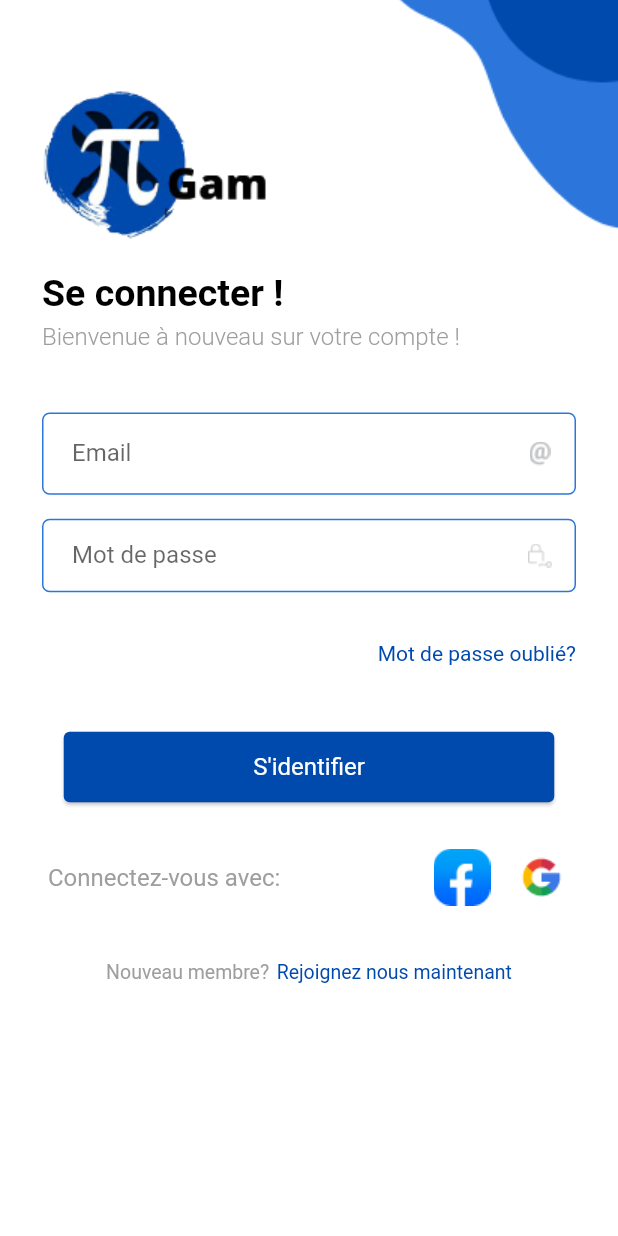
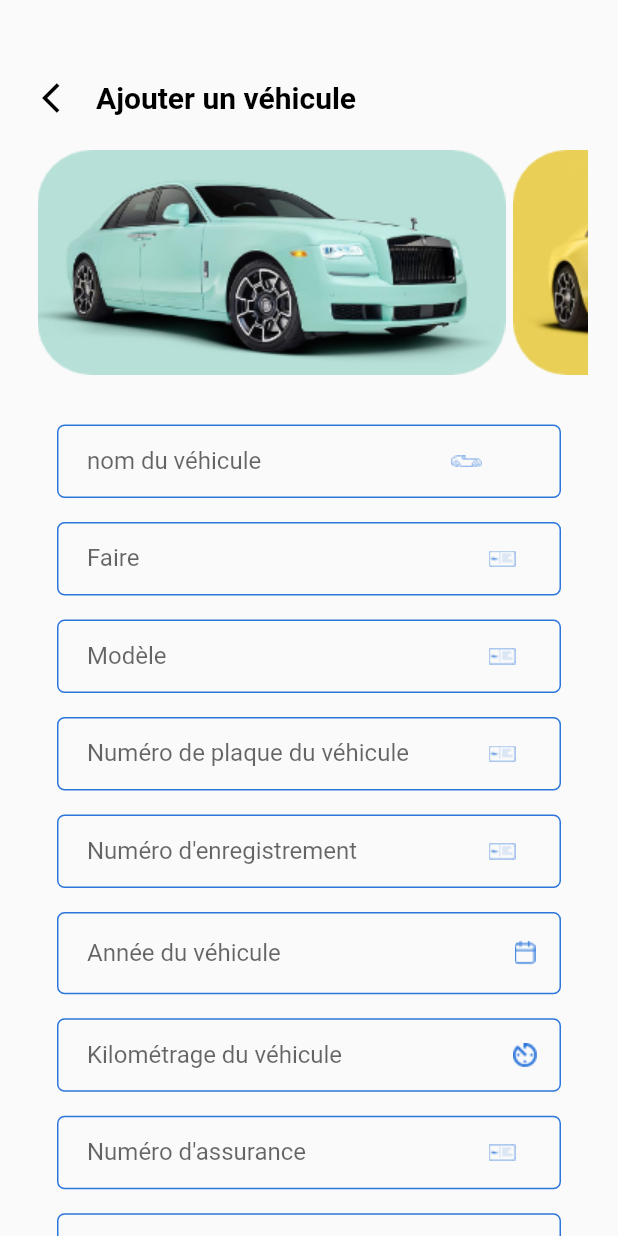
Before and after one commit to shahrukhktk/gam-flutter-mobile-app, a Flutter app: the screen it shows after launch, on a phone screen of 412 x 824 dp. Run offline on Flutter 3.47's test engine with Material 2 defaults, Android fonts, the phone set to English and light mode, and no system bars; our stand-ins replace font_awesome_flutter; Roboto replaces fonts that are missing (Poppins).

Commit message:
init 1. sign up done 2. login done 3. congrats done 4. reset password done 5. profile done 6. edit profile done 7. add vehicle

```diff
--- a/lib/All_Screens/Constants/app_assets.dart
+++ b/lib/All_Screens/Constants/app_assets.dart
@@ -51,9 +51,16 @@ class Strings_Text
   static const String updatepassword = "Mettre à jour le mot de passe";
   static const String saveupdates = "Sauvegarder les modifications";
 
-
-
-
-
+  //add vehicle screen text
+  static const String addvehicle = "Ajouter un véhicule";
+  static const String vehiclename = "nom du véhicule";
+  static const String make = "Faire";
+  static const String model = "Modèle";
+  static const String vehicleplatno = "Numéro de plaque du véhicule";
+  static const String reg_num = "Numéro d'enregistrement";
+  static const String vehicle_year = "Année du véhicule";
+  static const String vehicle_mileage = "Kilométrage du véhicule";
+  static const String insurance_num = "Numéro d'assurance";
+  static const String expiry_date = "Date d'expiration";
 
 }
--- a/lib/All_Screens/Constants/custom_textfield.dart
+++ b/lib/All_Screens/Constants/custom_textfield.dart
@@ -53,7 +53,7 @@ class lastname_textfield extends StatelessWidget {
           focusColor: AppColors.accentcolor,
           labelText: text,
           contentPadding: EdgeInsets.fromLTRB(20.0, 15.0, 20.0, 15.0),
-          suffixIcon: Image(image: AssetImage('images/ic_user_unfocused.png'),),
+          suffixIcon: Image(image: AssetImage('images/ic_user_focused.png'),),
           fillColor: AppColors.accentcolor,
           focusedBorder: OutlineInputBorder(
             borderRadius: BorderRadius.circular(5.0),
@@ -90,7 +90,7 @@ class dob_textfield extends StatelessWidget {
           focusColor: AppColors.accentcolor,
           labelText: text,
           contentPadding: EdgeInsets.fromLTRB(20.0, 15.0, 20.0, 15.0),
-          suffixIcon: Image(image: AssetImage('images/ic_calendar_unfoc.png'),),
+          suffixIcon: Image(image: AssetImage('images/ic_calendar_foc.png'),),
           fillColor: AppColors.accentcolor,
           focusedBorder: OutlineInputBorder(
             borderRadius: BorderRadius.circular(5.0),
@@ -127,7 +127,7 @@ class password_Textfield extends StatelessWidget {
           focusColor: AppColors.accentcolor,
           labelText: text,
           contentPadding: EdgeInsets.fromLTRB(20.0, 15.0, 20.0, 15.0),
-          suffixIcon: Image(image: AssetImage('images/ic_pass_unfoc.png'),),
+          suffixIcon: Image(image: AssetImage('images/ic_pass_foc.png'),),
           fillColor: AppColors.accentcolor,
           focusedBorder: OutlineInputBorder(
             borderRadius: BorderRadius.circular(5.0),
@@ -164,7 +164,7 @@ class phone_Textfield extends StatelessWidget {
           focusColor: AppColors.accentcolor,
           labelText: text,
           contentPadding: EdgeInsets.fromLTRB(20.0, 15.0, 20.0, 15.0),
-          suffixIcon: Image(image: AssetImage('images/ic_phone_unfoc.png'),),
+          suffixIcon: Image(image: AssetImage('images/ic_phone_foc.png'),),
           fillColor: AppColors.accentcolor,
           focusedBorder: OutlineInputBorder(
             borderRadius: BorderRadius.circular(5.0),
@@ -201,7 +201,7 @@ class email_Textfield extends StatelessWidget {
           focusColor: AppColors.accentcolor,
           labelText: text,
           contentPadding: EdgeInsets.fromLTRB(20.0, 15.0, 20.0, 15.0),
-          suffixIcon: Image(image: AssetImage('images/ic_email_unfoc.png'),),
+          suffixIcon: Image(image: AssetImage('images/ic_email_foc.png'),),
           fillColor: AppColors.accentcolor,
           focusedBorder: OutlineInputBorder(
             borderRadius: BorderRadius.circular(5.0),
@@ -222,3 +222,115 @@ class email_Textfield extends StatelessWidget {
     return email;
   }
 }
+
+//add vehicle textfields
+class name_ofvehicle extends StatelessWidget {
+
+  final String text;
+  name_ofvehicle({this.text});
+
+  @override
+  Widget build(BuildContext context) {
+
+    final vehiclename = TextFormField(
+        keyboardType: TextInputType.emailAddress,
+        decoration: InputDecoration(
+          hoverColor: Colors.grey,
+          focusColor: AppColors.accentcolor,
+          labelText: text,
+          contentPadding: EdgeInsets.fromLTRB(20.0, 15.0, 20.0, 15.0),
+          suffixIcon: Image(image: AssetImage('images/ic_car.png'),),
+          fillColor: AppColors.accentcolor,
+          focusedBorder: OutlineInputBorder(
+            borderRadius: BorderRadius.circular(5.0),
+            borderSide: BorderSide(
+              color: AppColors.accentcolor,
+            ),
+          ),
+          enabledBorder: OutlineInputBorder(
+            borderRadius: BorderRadius.circular(5.0),
+            borderSide: BorderSide(
+              color: AppColors.accentcolor,
+              width: 1.0,
+            ),
+          ),
+        )
+    );
+
+    return vehiclename;
+  }
+}
+
+class make_ofvehicle extends StatelessWidget {
+
+  final String text;
+  make_ofvehicle({this.text});
+
+  @override
+  Widget build(BuildContext context) {
+
+    final vehicle_make = TextFormField(
+        keyboardType: TextInputType.emailAddress,
+        decoration: InputDecoration(
+          hoverColor: Colors.grey,
+          focusColor: AppColors.accentcolor,
+          labelText: text,
+          contentPadding: EdgeInsets.fromLTRB(20.0, 15.0, 20.0, 15.0),
+          suffixIcon: Image(image: AssetImage('images/ic_car_insurance.png'),),
+          fillColor: AppColors.accentcolor,
+          focusedBorder: OutlineInputBorder(
+            borderRadius: BorderRadius.circular(5.0),
+            borderSide: BorderSide(
+              color: AppColors.accentcolor,
+            ),
+          ),
+          enabledBorder: OutlineInputBorder(
+            borderRadius: BorderRadius.circular(5.0),
+            borderSide: BorderSide(
+              color: AppColors.accentcolor,
+              width: 1.0,
+            ),
+          ),
+        )
+    );
+
+    return vehicle_make;
+  }
+}
+
+class mileage_ofvehicle extends StatelessWidget {
+
+  final String text;
+  mileage_ofvehicle({this.text});
+
+  @override
+  Widget build(BuildContext context) {
+
+    final veh_mileage = TextFormField(
+        keyboardType: TextInputType.emailAddress,
+        decoration: InputDecoration(
+          hoverColor: Colors.grey,
+          focusColor: AppColors.accentcolor,
+          labelText: text,
+          contentPadding: EdgeInsets.fromLTRB(20.0, 15.0, 20.0, 15.0),
+          suffixIcon: Image(image: AssetImage('images/ic_mileage.png'),),
+          fillColor: AppColors.accentcolor,
+          focusedBorder: OutlineInputBorder(
+            borderRadius: BorderRadius.circular(5.0),
+            borderSide: BorderSide(
+              color: AppColors.accentcolor,
+            ),
+          ),
+          enabledBorder: OutlineInputBorder(
+            borderRadius: BorderRadius.circular(5.0),
+            borderSide: BorderSide(
+              color: AppColors.accentcolor,
+              width: 1.0,
+            ),
+          ),
+        )
+    );
+
+    return veh_mileage;
+  }
+}
--- a/lib/All_Screens/main.dart
+++ b/lib/All_Screens/main.dart
@@ -1,6 +1,7 @@
 import 'package:flutter/material.dart';
 import 'package:gam/All_Screens/Authentication_screens/login.dart';
 import 'Constants/app_assets.dart';
+import 'main_screens/addvehicle.dart';
 
 void main() => runApp(new MaterialApp(
   theme: ThemeData(
@@ -9,5 +10,5 @@ void main() => runApp(new MaterialApp(
     fontFamily: "Poppins",
   ),
   debugShowCheckedModeBanner: false,
-  home: LoginScreen(),
+  home: AddNewVehicle(),
 ));
--- /dev/null
+++ b/lib/All_Screens/main_screens/addvehicle.dart
@@ -0,0 +1,148 @@
+import 'package:flutter/material.dart';
+import 'package:gam/All_Screens/Authentication_screens/resetpassword.dart';
+import 'package:gam/All_Screens/Authentication_screens/signup.dart';
+import 'package:gam/All_Screens/Constants/app_assets.dart';
+import 'package:gam/All_Screens/Constants/custom_textfield.dart';
+import 'package:gam/All_Screens/main_screens/profile.dart';
+
+class AddNewVehicle extends StatefulWidget {
+  @override
+  _AddNewVehicleState createState() => _AddNewVehicleState();
+}
+
+class _AddNewVehicleState extends State<AddNewVehicle> {
+
+  AppColors appassets = new AppColors();
+
+  @override
+  Widget build(BuildContext context) {
+    return Scaffold(
+          body: ListView(
+            padding: EdgeInsets.all(20),
+            children: [
+
+              SizedBox(height: 25,),
+              Padding(
+                padding: const EdgeInsets.all(8.0),
+                child: Row(
+                  mainAxisAlignment: MainAxisAlignment.start,
+                  crossAxisAlignment: CrossAxisAlignment.center,
+                  children: [
+                    Icon(Icons.arrow_back_ios, color: Colors.black,),
+                    Padding(
+                      padding: const EdgeInsets.only(left: 12.0),
+                      child: Text(Strings_Text.addvehicle, style: TextStyle(
+                          fontSize: 20, fontWeight: FontWeight.bold, color: Colors.black
+                      ),
+                        textAlign: TextAlign.end,),
+                    ),
+                  ],
+                ),
+              ),
+
+              SingleChildScrollView(
+                scrollDirection: Axis.horizontal,
+                child: Row(
+                  children: [
+                    Padding(
+                      padding: const EdgeInsets.only(top: 15, left: 5.0,),
+                      child: Image(image: AssetImage('images/car1.png'),),
+                    ),
+                    Padding(
+                      padding: const EdgeInsets.only(top: 15, left: 5.0,),
+                      child: Image(image: AssetImage('images/car2.png'),),
+                    ),
+
+                  ],
+                ),
+              ),
+
+              Padding(
+                padding: const EdgeInsets.only(top: 25.0, left: 10, right: 10),
+                child: Column(
+                  children: [
+
+                    Padding(
+                      padding: const EdgeInsets.all(8.0),
+                      child: name_ofvehicle(text: Strings_Text.vehiclename,),
+                    ),
+
+                    Padding(
+                      padding: const EdgeInsets.all(8.0),
+                      child: make_ofvehicle(text: Strings_Text.make,),
+                    ),
+
+                    Padding(
+                      padding: const EdgeInsets.all(8.0),
+                      child: make_ofvehicle(text: Strings_Text.model,),
+                    ),
+
+                    Padding(
+                      padding: const EdgeInsets.all(8.0),
+                      child: make_ofvehicle(text: Strings_Text.vehicleplatno,),
+                    ),
+
+                    Padding(
+                      padding: const EdgeInsets.all(8.0),
+                      child: make_ofvehicle(text: Strings_Text.reg_num,),
+                    ),
+
+                    Padding(
+                      padding: const EdgeInsets.all(8.0),
+                      child: dob_textfield(text: Strings_Text.vehicle_year,),
+                    ),
+
+                    Padding(
+                      padding: const EdgeInsets.all(8.0),
+                      child: mileage_ofvehicle(text: Strings_Text.vehicle_mileage,),
+                    ),
+
+                    Padding(
+                      padding: const EdgeInsets.all(8.0),
+                      child: make_ofvehicle(text: Strings_Text.insurance_num,),
+                    ),
+
+                    Padding(
+                      padding: const EdgeInsets.all(8.0),
+                      child: dob_textfield(text: Strings_Text.expiry_date,),
+                    ),
+
+                  ],
+                ),
+              ),
+
+
+
+              Padding(
+                padding: const EdgeInsets.only(top: 20.0, bottom: 15),
+                child: FlatButton(
+                  onPressed: () {
+                      Navigator.push(context,
+                          MaterialPageRoute(builder: (context) => ProfileScreen()));
+                  },
+                  child: SizedBox(
+                    height: 55,
+                    width: 335,
+                    child: Container(
+                      decoration: BoxDecoration(
+                        borderRadius: BorderRadius.circular(15),
+                      ),
+                      child: Card(
+                        elevation: 1,
+                        color: AppColors.themecolor,
+                        child: Center(
+                          child: Text(Strings_Text.addvehicle, style: TextStyle(
+                              color: Colors.white, fontSize: 16.0
+                          ),),
+                        ),
+                      ),
+                    ),
+                  ),
+                ),
+              ),
+
+            ],
+          ),
+    );
+  }
+}
--- a/lib/All_Screens/main_screens/profile.dart
+++ b/lib/All_Screens/main_screens/profile.dart
@@ -39,10 +39,10 @@ class _ProfileScreenState extends State<ProfileScreen> {
                             children: [
 
                               IconButton(
-                                icon: Icon(Icons.arrow_back_ios_rounded, color: Colors.grey,),
+                                icon: Image(image: AssetImage('images/ic_menu.png'),),
                                 onPressed: ()
                                 {
-                                  Navigator.pop(context);
+                                  // Navigator.pop(context);
                                 },
                               ),
 
```
Also changed, not shown: pubspec.yaml (+6 -1 lines), images/car1.png (added), images/car2.png (added), images/ic_car.png (added), images/ic_car_insurance.png (added), images/ic_menu.png (added), images/ic_mileage.png (added).
